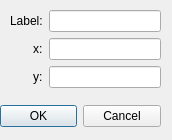
Before: the Qt Designer form Dialogs/AddPointDialogs/addpointindependent.ui in LFriday13/geometry-toolbox, drawn with Qt 5.
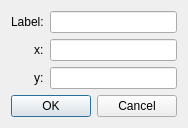
After: the same form once the commit is applied.

```diff
--- a/Dialogs/AddPointDialogs/addpointindependent.ui
+++ b/Dialogs/AddPointDialogs/addpointindependent.ui
@@ -6,38 +6,15 @@
    <rect>
     <x>0</x>
     <y>0</y>
-    <width>172</width>
-    <height>140</height>
+    <width>174</width>
+    <height>124</height>
    </rect>
   </property>
   <property name="windowTitle">
    <string>Dialog</string>
   </property>
-  <widget class="QDialogButtonBox" name="buttonBox">
-   <property name="geometry">
-    <rect>
-     <x>0</x>
-     <y>100</y>
-     <width>161</width>
-     <height>32</height>
-    </rect>
-   </property>
-   <property name="orientation">
-    <enum>Qt::Horizontal</enum>
-   </property>
-   <property name="standardButtons">
-    <set>QDialogButtonBox::Cancel|QDialogButtonBox::Ok</set>
-   </property>
-  </widget>
-  <widget class="QWidget" name="formLayoutWidget">
-   <property name="geometry">
-    <rect>
-     <x>10</x>
-     <y>10</y>
-     <width>151</width>
-     <height>80</height>
-    </rect>
-   </property>
+  <layout class="QVBoxLayout" name="verticalLayout">
+   <item>
    <layout class="QFormLayout" name="formLayout">
     <property name="labelAlignment">
      <set>Qt::AlignRight|Qt::AlignTrailing|Qt::AlignVCenter</set>
@@ -73,7 +50,18 @@
      <widget class="QLineEdit" name="yLineEdit"/>
     </item>
    </layout>
-  </widget>
+   </item>
+   <item>
+    <widget class="QDialogButtonBox" name="buttonBox">
+     <property name="orientation">
+      <enum>Qt::Horizontal</enum>
+     </property>
+     <property name="standardButtons">
+      <set>QDialogButtonBox::Cancel|QDialogButtonBox::Ok</set>
+     </property>
+    </widget>
+   </item>
+  </layout>
  </widget>
  <resources/>
  <connections>
```
Lines whose indentation alone changed are shown as unchanged.
